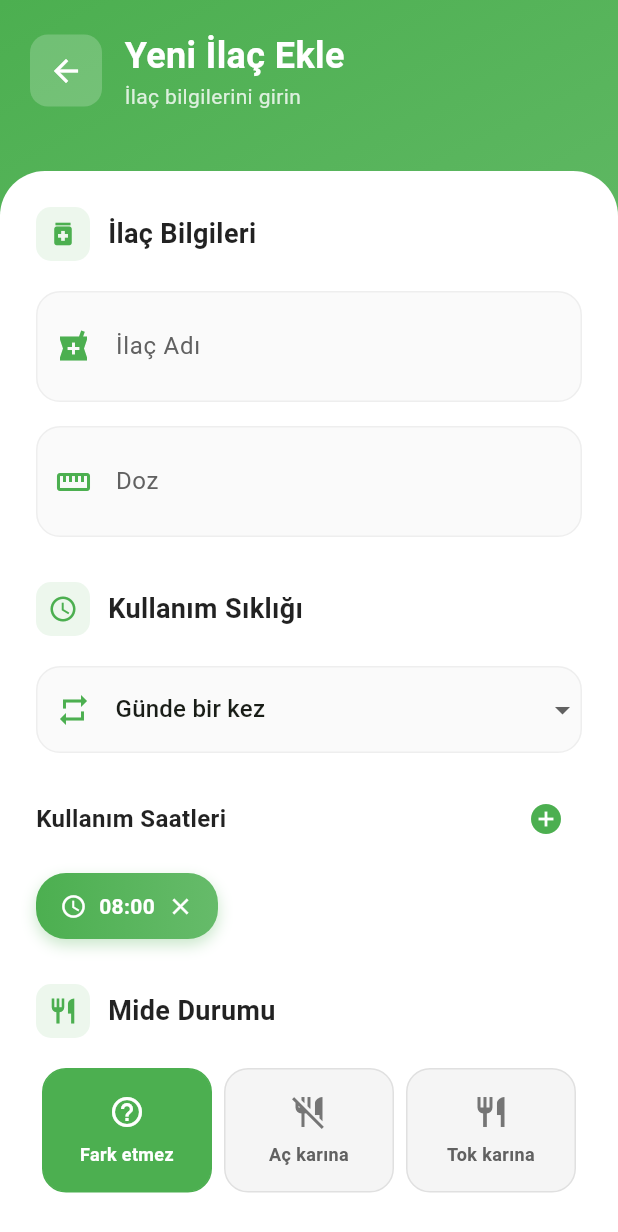
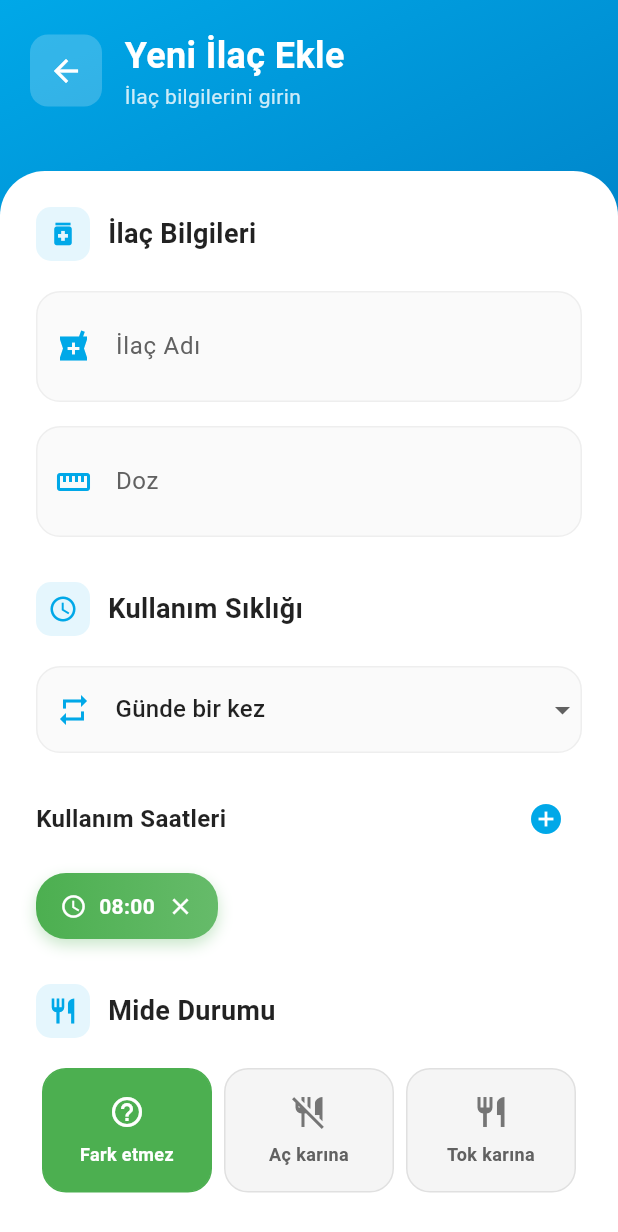
Before and after one commit to yigitsenal/Medilog, a Flutter app: the screen it shows after launch, item 2 of the bottom bar chosen, after a tap on "İlk İlacımı Ekle", on a phone screen of 412 x 824 dp. Shown: the top 1232 px of the screen. Run offline on Flutter 3.47's test engine with Material 3 defaults, Android fonts, the phone set to English and light mode, and no system bars; our stand-ins replace flutter_local_notifications, geolocator, local_auth, permission_handler, shared_preferences, sqflite and 1 more; missing offline and left inert: geofence_service; accounts and stored records are empty.

Commit message:
Refactor color schemes across multiple screens to unify the app's theme

```diff
--- a/lib/main.dart
+++ b/lib/main.dart
@@ -53,9 +53,15 @@ class MedilogApp extends StatelessWidget {
     return MaterialApp(
       title: 'Medilog',
       theme: ThemeData(
-        colorScheme: ColorScheme.fromSeed(
-          seedColor: const Color(0xFF2E7D32), // Medical green
-          brightness: Brightness.light,
+colorScheme: const ColorScheme.light(
+          primary: Color(0xFF00A8E8),
+          secondary: Color(0xFF007EA7),
+          background: Color(0xFFF0F8FF),
+          surface: Color(0xFFF0F8FF),
+          onPrimary: Colors.white,
+          onSecondary: Colors.white,
+          onBackground: Colors.black87,
+          onSurface: Colors.black87,
         ),
         useMaterial3: true,
         appBarTheme: const AppBarTheme(centerTitle: true, elevation: 2),
--- a/lib/screens/add_medication_screen.dart
+++ b/lib/screens/add_medication_screen.dart
@@ -308,7 +308,7 @@ class _AddMedicationScreenState extends State<AddMedicationScreen>
           gradient: LinearGradient(
             begin: Alignment.topLeft,
             end: Alignment.bottomRight,
-            colors: [Color(0xFF4CAF50), Color(0xFF66BB6A), Color(0xFF81C784)],
+            colors: [Color(0xFF00A8E8), Color(0xFF0077BE), Color(0xFF003459)],
           ),
         ),
         child: SafeArea(
@@ -467,10 +467,10 @@ class _AddMedicationScreenState extends State<AddMedicationScreen>
         Container(
           padding: const EdgeInsets.all(8),
           decoration: BoxDecoration(
-            color: const Color(0xFF4CAF50).withOpacity(0.1),
+            color: const Color(0xFF00A8E8).withOpacity(0.1),
             borderRadius: BorderRadius.circular(10),
           ),
-          child: Icon(icon, color: const Color(0xFF4CAF50), size: 20),
+          child: Icon(icon, color: const Color(0xFF00A8E8), size: 20),
         ),
         const SizedBox(width: 12),
         Text(
@@ -506,7 +506,7 @@ class _AddMedicationScreenState extends State<AddMedicationScreen>
         decoration: InputDecoration(
           labelText: label,
           hintText: hint,
-          prefixIcon: Icon(icon, color: const Color(0xFF4CAF50)),
+          prefixIcon: Icon(icon, color: const Color(0xFF00A8E8)),
           border: InputBorder.none,
           contentPadding: const EdgeInsets.all(16),
           labelStyle: TextStyle(color: Colors.grey[700]),
@@ -527,7 +527,7 @@ class _AddMedicationScreenState extends State<AddMedicationScreen>
         value: _frequency,
         onChanged: _onFrequencyChanged,
         decoration: const InputDecoration(
-          prefixIcon: Icon(Icons.repeat, color: Color(0xFF4CAF50)),
+          prefixIcon: Icon(Icons.repeat, color: Color(0xFF00A8E8)),
           border: InputBorder.none,
           contentPadding: EdgeInsets.all(16),
         ),
@@ -557,7 +557,7 @@ class _AddMedicationScreenState extends State<AddMedicationScreen>
               ),
             ),
             IconButton(
-              icon: const Icon(Icons.add_circle, color: Color(0xFF4CAF50)),
+              icon: const Icon(Icons.add_circle, color: Color(0xFF00A8E8)),
               onPressed: () => _selectTime(_selectedTimes.length),
             ),
           ],
--- a/lib/screens/history_screen.dart
+++ b/lib/screens/history_screen.dart
@@ -241,7 +241,7 @@ class _HistoryScreenState extends State<HistoryScreen>
           gradient: LinearGradient(
             begin: Alignment.topLeft,
             end: Alignment.bottomRight,
-            colors: [Color(0xFFE91E63), Color(0xFFF06292), Color(0xFFF8BBD9)],
+            colors: [Color(0xFF00A8E8), Color(0xFF0077BE), Color(0xFF003459)],
           ),
         ),
         child: SafeArea(
--- a/lib/screens/home_screen.dart
+++ b/lib/screens/home_screen.dart
@@ -177,7 +177,7 @@ class _HomeScreenState extends State<HomeScreen> with TickerProviderStateMixin {
           gradient: LinearGradient(
             begin: Alignment.topLeft,
             end: Alignment.bottomRight,
-            colors: [Color(0xFF1E88E5), Color(0xFF42A5F5), Color(0xFF90CAF9)],
+            colors: [Color(0xFF00A8E8), Color(0xFF0077BE), Color(0xFF003459)],
           ),
         ),
         child: SafeArea(
--- a/lib/screens/medication_list_screen.dart
+++ b/lib/screens/medication_list_screen.dart
@@ -62,7 +62,7 @@ class _MedicationListScreenState extends State<MedicationListScreen>
         ScaffoldMessenger.of(context).showSnackBar(
           SnackBar(
             content: Text('Veriler yüklenirken hata oluştu: $e'),
-            backgroundColor: Colors.red,
+backgroundColor: Color(0xFF00A8E8),
             behavior: SnackBarBehavior.floating,
             shape: RoundedRectangleBorder(
               borderRadius: BorderRadius.circular(10),
@@ -100,9 +100,9 @@ class _MedicationListScreenState extends State<MedicationListScreen>
                   ? 'İlaç aktif edildi'
                   : 'İlaç devre dışı bırakıldı',
             ),
-            backgroundColor: updatedMedication.isActive
-                ? Colors.green
-                : Colors.orange,
+backgroundColor: updatedMedication.isActive
+                ? Color(0xFF00A8E8)
+                : Color(0xFF0077BE),
             behavior: SnackBarBehavior.floating,
             shape: RoundedRectangleBorder(
               borderRadius: BorderRadius.circular(10),
@@ -313,7 +313,7 @@ class _MedicationListScreenState extends State<MedicationListScreen>
           gradient: LinearGradient(
             begin: Alignment.topLeft,
             end: Alignment.bottomRight,
-            colors: [Color(0xFF6A1B9A), Color(0xFF8E24AA), Color(0xFFAB47BC)],
+            colors: [Color(0xFF00A8E8), Color(0xFF0077BE), Color(0xFF003459)],
           ),
         ),
         child: SafeArea(
@@ -340,12 +340,12 @@ class _MedicationListScreenState extends State<MedicationListScreen>
       floatingActionButton: Container(
         decoration: BoxDecoration(
           gradient: const LinearGradient(
-            colors: [Color(0xFF6A1B9A), Color(0xFF8E24AA)],
+            colors: [Color(0xFF00A8E8), Color(0xFF0077BE)],
           ),
           borderRadius: BorderRadius.circular(30),
           boxShadow: [
             BoxShadow(
-              color: const Color(0xFF6A1B9A).withOpacity(0.3),
+              color: const Color(0xFF00A8E8).withOpacity(0.3),
               blurRadius: 15,
               offset: const Offset(0, 8),
             ),
--- a/lib/screens/settings_screen.dart
+++ b/lib/screens/settings_screen.dart
@@ -202,7 +202,7 @@ class _SettingsScreenState extends State<SettingsScreen>
           gradient: LinearGradient(
             begin: Alignment.topLeft,
             end: Alignment.bottomRight,
-            colors: [Color(0xFFF5E6D3), Color(0xFFE8D5C4), Color(0xFFD4C2A8)],
+            colors: [Color(0xFF00A8E8), Color(0xFF0077BE), Color(0xFF003459)],
           ),
         ),
         child: SafeArea(
@@ -270,7 +270,7 @@ class _SettingsScreenState extends State<SettingsScreen>
             gradient: LinearGradient(
               begin: Alignment.topLeft,
               end: Alignment.bottomRight,
-              colors: [Color(0xFFF5E6D3), Color(0xFFE8D5C4)],
+              colors: [Color(0xFF00A8E8), Color(0xFF0077BE)],
             ),
           ),
         ),
--- a/lib/screens/statistics_screen.dart
+++ b/lib/screens/statistics_screen.dart
@@ -94,7 +94,7 @@ class _StatisticsScreenState extends State<StatisticsScreen>
           gradient: LinearGradient(
             begin: Alignment.topLeft,
             end: Alignment.bottomRight,
-            colors: [Color(0xFFF5E6D3), Color(0xFFE8D5C4), Color(0xFFD4C2A8)],
+            colors: [Color(0xFF00A8E8), Color(0xFF0077BE), Color(0xFF003459)],
           ),
         ),
         child: SafeArea(
@@ -168,7 +168,7 @@ class _StatisticsScreenState extends State<StatisticsScreen>
             gradient: LinearGradient(
               begin: Alignment.topLeft,
               end: Alignment.bottomRight,
-              colors: [Color(0xFFF5E6D3), Color(0xFFE8D5C4)],
+              colors: [Color(0xFF00A8E8), Color(0xFF0077BE)],
             ),
           ),
         ),
```
